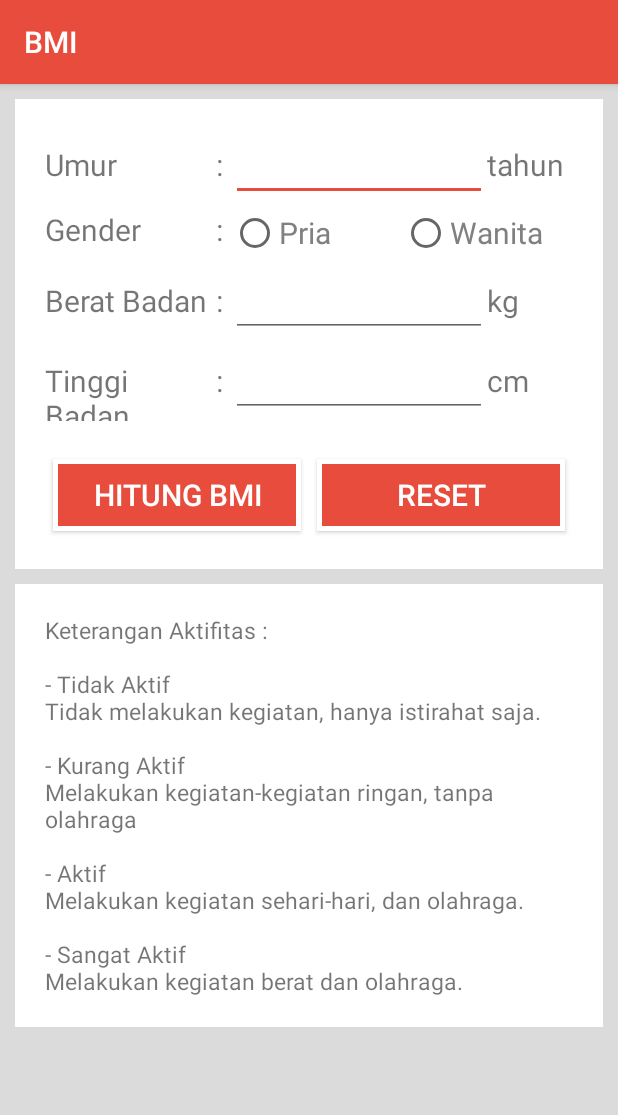
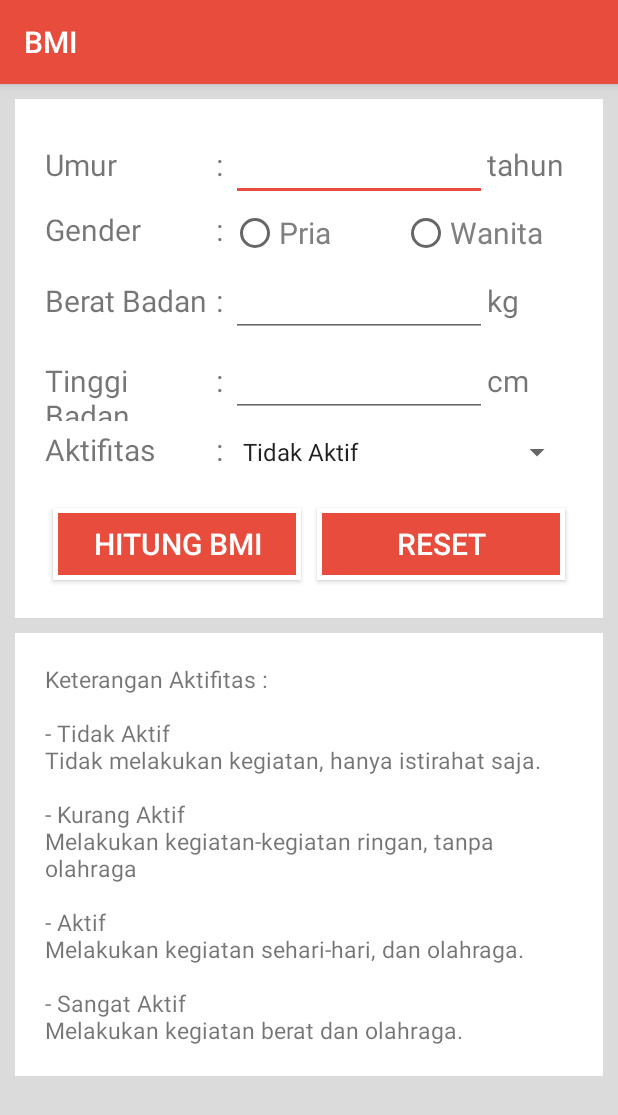
Before and after one commit to rzapalupi/iWeight, an Android app: the BMIActivity screen opened directly, with no data from a screen before it, on a phone screen of 412 x 824 dp. Shown: the top 1115 px of the screen. Run offline under Robolectric (Android 15) with nearby library versions, the phone set to English and light mode, and no system bars.

Commit message:
fix_activity_bmi

```diff
--- a/app/src/main/res/layout/activity_bmi.xml
+++ b/app/src/main/res/layout/activity_bmi.xml
@@ -189,36 +189,36 @@
 
             </LinearLayout>
 
-            <!--<LinearLayout-->
-            <!--android:id="@+id/line5"-->
-            <!--android:layout_marginTop="5dp"-->
-            <!--android:layout_width="match_parent"-->
-            <!--android:layout_height="match_parent"-->
-            <!--android:orientation="horizontal">-->
+            <LinearLayout
+            android:id="@+id/line5"
+            android:layout_marginTop="5dp"
+            android:layout_width="match_parent"
+            android:layout_height="match_parent"
+            android:orientation="horizontal">
 
-            <!--<TextView-->
-            <!--android:layout_width="0dp"-->
-            <!--android:layout_height="wrap_content"-->
-            <!--android:layout_weight="2"-->
-            <!--android:text="Aktifitas"-->
-            <!--android:textSize="20sp"/>-->
+            <TextView
+            android:layout_width="0dp"
+            android:layout_height="wrap_content"
+            android:layout_weight="2"
+            android:text="Aktifitas"
+            android:textSize="20sp"/>
 
-            <!--<TextView-->
-            <!--android:layout_width="10dp"-->
-            <!--android:layout_height="wrap_content"-->
-            <!--android:text=":"-->
-            <!--android:textSize="20sp"/>-->
+            <TextView
+            android:layout_width="10dp"
+            android:layout_height="wrap_content"
+            android:text=":"
+            android:textSize="20sp"/>
 
-            <!--<Spinner-->
-            <!--android:id="@+id/spinner"-->
-            <!--android:layout_width="0dp"-->
-            <!--android:layout_height="wrap_content"-->
-            <!--android:layout_weight="4"-->
-            <!--android:prompt="@string/aktifitas_prompt"-->
-            <!--android:entries="@array/aktifitas_array"-->
-            <!--android:textSize="20sp"-->
-            <!--android:textColor="@color/text_default"/>-->
-            <!--</LinearLayout>-->
+            <Spinner
+            android:id="@+id/spinner"
+            android:layout_width="0dp"
+            android:layout_height="wrap_content"
+            android:layout_weight="4"
+            android:prompt="@string/aktifitas_prompt"
+            android:entries="@array/aktifitas_array"
+            android:textSize="20sp"
+            android:textColor="@color/text_default"/>
+            </LinearLayout>
 
         </LinearLayout>
 
```
